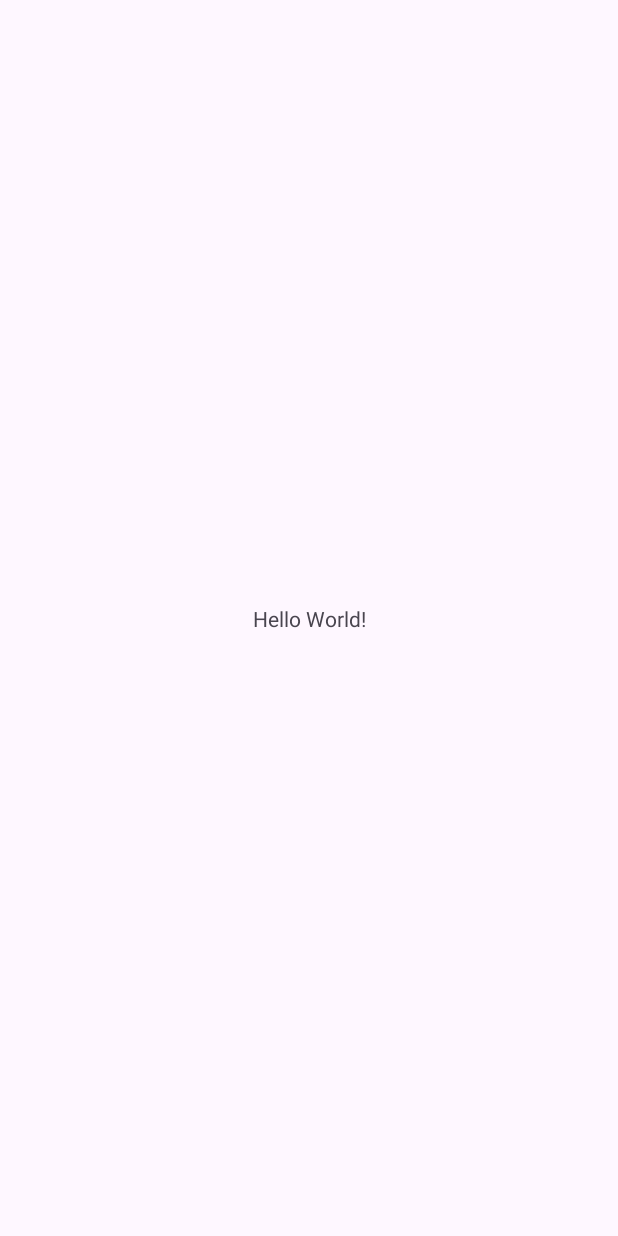
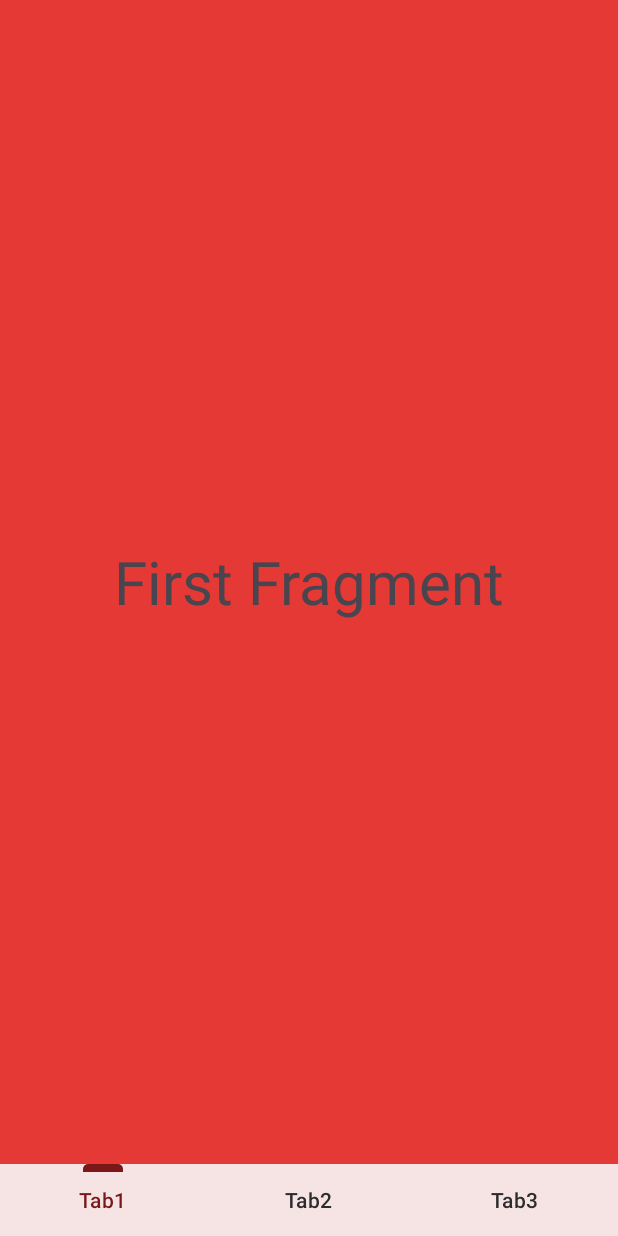
Before and after one commit to naco0406/traveler, an Android app: the screen it shows after launch (MainActivity), on a phone screen of 412 x 824 dp. Before the commit the screen is almost empty. Run offline under Robolectric (Android 15) with nearby library versions, the phone set to English and light mode, and no system bars.

Commit message:
Base layout

```diff
--- /dev/null
+++ b/app/src/main/java/com/example/traveler/FirstFragment.kt
@@ -0,0 +1,17 @@
+package com.example.traveler
+
+import android.os.Bundle
+import androidx.fragment.app.Fragment
+import android.view.LayoutInflater
+import android.view.View
+import android.view.ViewGroup
+
+class FirstFragment : Fragment() {
+    override fun onCreateView(
+        inflater: LayoutInflater, container: ViewGroup?,
+        savedInstanceState: Bundle?
+    ): View? {
+        // Inflate the layout for this fragment
+        return inflater.inflate(R.layout.fragment_first, container, false)
+    }
+}
--- a/app/src/main/java/com/example/traveler/MainActivity.kt
+++ b/app/src/main/java/com/example/traveler/MainActivity.kt
@@ -2,10 +2,29 @@ package com.example.traveler
 
 import androidx.appcompat.app.AppCompatActivity
 import android.os.Bundle
+import androidx.viewpager2.widget.ViewPager2
+import com.google.android.material.tabs.TabLayout
+import com.google.android.material.tabs.TabLayoutMediator
 
-class MainActivity : AppCompatActivity() {
+public class MainActivity : AppCompatActivity() {
+
+    private lateinit var viewPager: ViewPager2
+    private lateinit var tabLayout: TabLayout
     override fun onCreate(savedInstanceState: Bundle?) {
         super.onCreate(savedInstanceState)
         setContentView(R.layout.activity_main)
+
+        viewPager = findViewById(R.id.viewPager)
+        tabLayout = findViewById(R.id.tabLayout)
+        viewPager.adapter = ViewPager2Adapter(this)
+        viewPager.setCurrentItem(0,false)
+        TabLayoutMediator(tabLayout, viewPager) { tab, position ->
+            when (position) {
+                0 -> tab.text = "Tab1"
+                1 -> tab.text = "Tab2"
+                2 -> tab.text = "Tab3"
+            }
+        }.attach()
+
     }
 }
--- /dev/null
+++ b/app/src/main/java/com/example/traveler/ViewPager2Adapter.kt
@@ -0,0 +1,21 @@
+package com.example.traveler
+
+import androidx.fragment.app.Fragment
+import androidx.fragment.app.FragmentActivity
+import androidx.viewpager2.adapter.FragmentStateAdapter
+
+class ViewPager2Adapter(fragmentActivity: FragmentActivity) : FragmentStateAdapter(fragmentActivity) {
+    private val itemCount = 3
+    override fun getItemCount() : Int {
+        return itemCount
+    }
+
+    override fun createFragment(position: Int): Fragment {
+        return when (position) {
+            0 -> FirstFragment()
+            1 -> SecondFragment()
+            2 -> ThirdFragment()
+            else -> throw IndexOutOfBoundsException("Invalid fragment position")
+        }
+    }
+}
--- /dev/null
+++ b/app/src/main/res/color/menu_selected.xml
@@ -0,0 +1,5 @@
+<?xml version="1.0" encoding="utf-8"?>
+<selector xmlns:android="http://schemas.android.com/apk/res/android">
+    <item android:color="@color/select" android:state_selected="true" />
+    <item android:color="@color/unselect" />
+</selector>
--- /dev/null
+++ b/app/src/main/res/drawable/icon_my.xml
@@ -0,0 +1,5 @@
+<vector android:height="24dp" android:tint="#000000"
+    android:viewportHeight="24" android:viewportWidth="24"
+    android:width="24dp" xmlns:android="http://schemas.android.com/apk/res/android">
+    <path android:fillColor="@android:color/white" android:pathData="M16,11c1.66,0 2.99,-1.34 2.99,-3S17.66,5 16,5c-1.66,0 -3,1.34 -3,3s1.34,3 3,3zM8,11c1.66,0 2.99,-1.34 2.99,-3S9.66,5 8,5C6.34,5 5,6.34 5,8s1.34,3 3,3zM8,13c-2.33,0 -7,1.17 -7,3.5L1,19h14v-2.5c0,-2.33 -4.67,-3.5 -7,-3.5zM16,13c-0.29,0 -0.62,0.02 -0.97,0.05 1.16,0.84 1.97,1.97 1.97,3.45L17,19h6v-2.5c0,-2.33 -4.67,-3.5 -7,-3.5z"/>
+</vector>
--- a/app/src/main/res/layout/activity_main.xml
+++ b/app/src/main/res/layout/activity_main.xml
@@ -1,18 +1,30 @@
 <?xml version="1.0" encoding="utf-8"?>
-<androidx.constraintlayout.widget.ConstraintLayout xmlns:android="http://schemas.android.com/apk/res/android"
+<LinearLayout xmlns:android="http://schemas.android.com/apk/res/android"
     xmlns:app="http://schemas.android.com/apk/res-auto"
     xmlns:tools="http://schemas.android.com/tools"
     android:layout_width="match_parent"
     android:layout_height="match_parent"
+    android:orientation="vertical"
     tools:context=".MainActivity">
 
-    <TextView
-        android:layout_width="wrap_content"
+    <androidx.viewpager2.widget.ViewPager2
+        android:id="@+id/viewPager"
+        android:layout_width="match_parent"
+        android:layout_height="match_parent"
+        android:layout_weight="1"/>
+
+    <com.google.android.material.tabs.TabLayout
+        android:id="@+id/tabLayout"
+        android:layout_width="match_parent"
         android:layout_height="wrap_content"
-        android:text="Hello World!"
-        app:layout_constraintBottom_toBottomOf="parent"
-        app:layout_constraintEnd_toEndOf="parent"
-        app:layout_constraintStart_toStartOf="parent"
-        app:layout_constraintTop_toTopOf="parent" />
+        android:background="#F6E4E4"
+        app.tabRippleColor="#D67B7B"
+        app:tabGravity="fill"
 
-</androidx.constraintlayout.widget.ConstraintLayout>
+        app:tabIconTint="@color/menu_selected"
+        app:tabTextColor="@color/menu_selected"
+
+        app:tabIndicatorColor="@color/select"
+        app:tabIndicatorHeight="5dp"
+        app:tabIndicatorGravity="top"/>
+</LinearLayout>
--- /dev/null
+++ b/app/src/main/res/layout/fragment_first.xml
@@ -0,0 +1,17 @@
+<?xml version="1.0" encoding="utf-8"?>
+<FrameLayout xmlns:android="http://schemas.android.com/apk/res/android"
+    xmlns:tools="http://schemas.android.com/tools"
+    android:layout_width="match_parent"
+    android:layout_height="match_parent"
+    tools:context=".FirstFragment">
+
+    <!-- TODO: Update blank fragment layout -->
+    <TextView
+        android:layout_width="match_parent"
+        android:layout_height="match_parent"
+        android:text="First Fragment"
+        android:gravity="center"
+        android:background="#E53935"
+        android:textSize="40dp"/>
+
+</FrameLayout>
--- /dev/null
+++ b/app/src/main/res/layout/mypage.xml
@@ -0,0 +1,6 @@
+<?xml version="1.0" encoding="utf-8"?>
+<androidx.constraintlayout.widget.ConstraintLayout xmlns:android="http://schemas.android.com/apk/res/android"
+    android:layout_width="match_parent"
+    android:layout_height="match_parent">
+
+</androidx.constraintlayout.widget.ConstraintLayout>
--- a/app/src/main/res/values/colors.xml
+++ b/app/src/main/res/values/colors.xml
@@ -2,4 +2,6 @@
 <resources>
     <color name="black">#FF000000</color>
     <color name="white">#FFFFFFFF</color>
+    <color name="select">#7A1818</color>
+    <color name="unselect">#2C2C2C</color>
 </resources>
--- a/app/src/main/res/values/strings.xml
+++ b/app/src/main/res/values/strings.xml
@@ -1,3 +1,5 @@
 <resources>
     <string name="app_name">traveler</string>
+    <!-- TODO: Remove or change this placeholder text -->
+    <string name="hello_blank_fragment">Hello blank fragment</string>
 </resources>
```
Also changed, not shown: app/build.gradle.kts (+14 -0 lines), app/src/main/java/com/example/traveler/SecondFragment.kt (added, +16 -0 lines), app/src/main/java/com/example/traveler/ThirdFragment.kt (added, +18 -0 lines), app/src/main/res/layout/fragment_second.xml (added, +17 -0 lines), app/src/main/res/layout/fragment_third_fragment.xml (added, +39 -0 lines).
